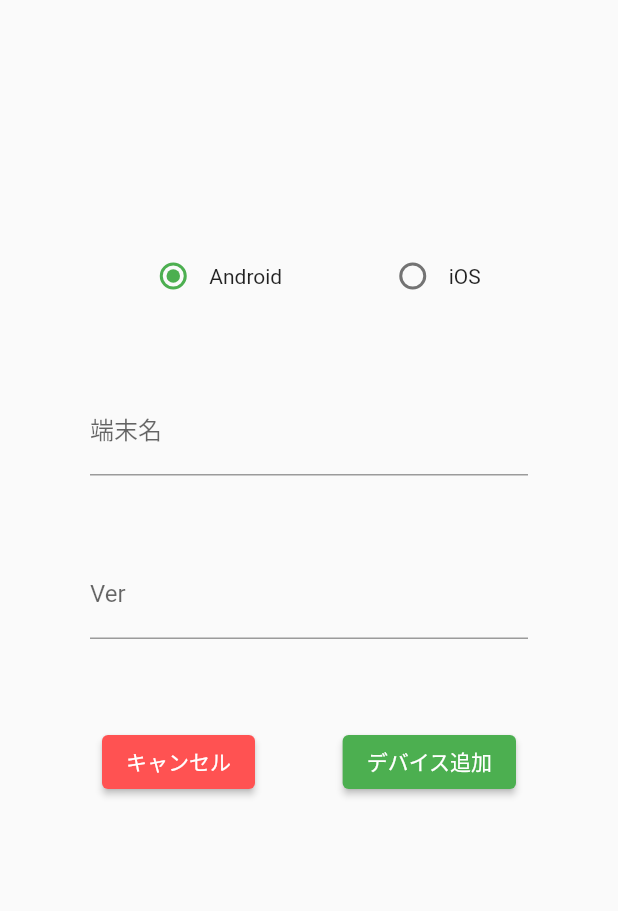
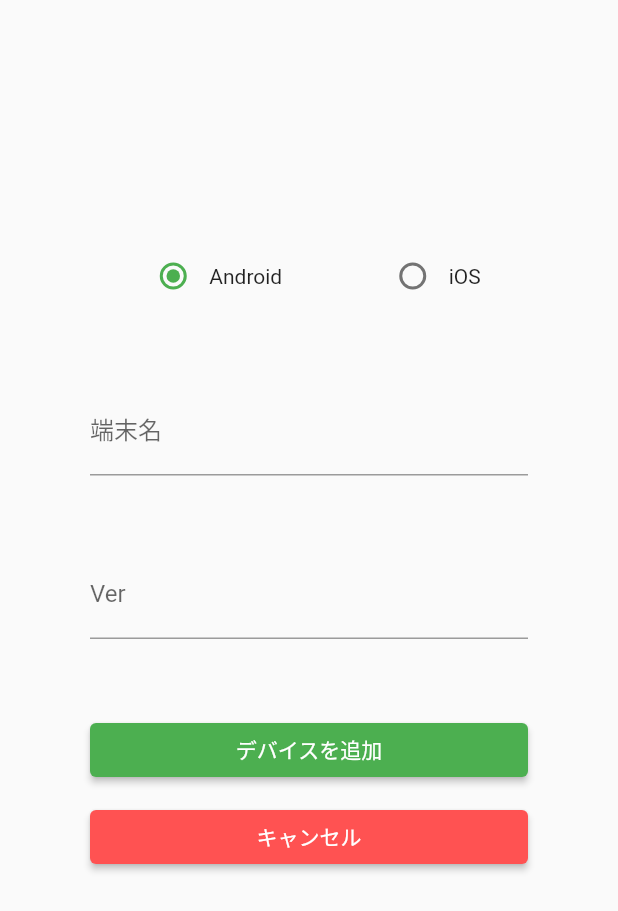
Before and after one commit to Forest-River-Tiger/devices, a Flutter app: the InputPage screen opened directly, on a phone screen of 412 x 824 dp. Shown: the top 911 px of the screen. Run offline on Flutter 3.47's test engine with Material 2 defaults, Android fonts, the phone set to English and light mode, and no system bars; our stand-ins replace flutter_slidable, shared_preferences; accounts and stored records are empty.

Commit message:
リスト作成途中

```diff
--- a/lib/src/screens/device.dart
+++ b/lib/src/screens/device.dart
@@ -4,7 +4,7 @@ class Device {
   late int id;
 
     /// チェック
-  late bool check;
+  // late bool check;
 
   /// 端末名
   late String deviceTitle;
@@ -15,7 +15,7 @@ class Device {
   /// コンストラクタ
   Device(
     this.id,
-    this.check,
+    // this.check,
     this.deviceTitle,
     this.ver,
   );
@@ -24,16 +24,16 @@ class Device {
   Map toJson() {
     return {
       'id': id,
-      'done': check,
+      // 'done': check,
       'title': deviceTitle,
-      'detail': ver
+      'ver': ver
     };
   }
 
   /// MapをTodoモデルに変換する(読込時に使用)
   Device.fromJson(Map json) {
     id = json['id'];
-    check = json['check'];
+    // check = json['check'];
     deviceTitle = json['deviceTitle'];
     ver = json['ver'];
   }
--- a/lib/src/screens/device_list_store.dart
+++ b/lib/src/screens/device_list_store.dart
@@ -33,10 +33,10 @@ class DeviceListStore {
   }
 
   /// Todoを追加する
-  void add(bool check, String deviceTitle, String ver) {
+  void add(String deviceTitle, String ver) {
     var id = count() == 0 ? 1 : _list.last.id + 1;
     var dateTime = getDateTime();
-    var todo = Device(id, check, deviceTitle, ver);
+    var todo = Device(id, deviceTitle, ver);
     _list.add(todo);
     save();
   }
--- a/lib/src/screens/input_page.dart
+++ b/lib/src/screens/input_page.dart
@@ -25,7 +25,7 @@ class _InputPageState extends State<InputPage> {
   late String _ver;
 
   /// チェック
-  late bool _check;
+  // late bool _check;
 
   os _gValue = os.Android;
 
@@ -42,7 +42,7 @@ class _InputPageState extends State<InputPage> {
 
     _deviceTitle = device?.deviceTitle ?? "";
     _ver = device?.ver ?? "";
-    _check = device?.check ?? false;
+    // _check = device?.check ?? false;
     _isCreateDevice = device == null;
   }
 
@@ -86,174 +86,54 @@ class _InputPageState extends State<InputPage> {
                 TextFormField(
                   // テキストラベル
                   decoration: InputDecoration(labelText: '端末名'),
+                  controller: TextEditingController(text: _deviceTitle),
                   onChanged: (String value) {
+                    _deviceTitle = value;
                   },
                 ),
                 const SizedBox(height: 50),
                 TextFormField(
                   // テキストラベル
                   decoration: InputDecoration(labelText: "Ver"),
+                  controller: TextEditingController(text: _ver),
                   onChanged: (String value) {
+                    _ver = value;
                   },
                 ),
                 const SizedBox(height: 50),
-                ButtonBar(
-                  alignment: MainAxisAlignment.spaceBetween,
-                  children: [
-                    ElevatedButton(
-                      onPressed: () => {
-                        Navigator.of(context).pop()
-                      },
-                      child: Text('キャンセル'),
-                      style: ButtonStyle(
-                        backgroundColor: MaterialStateProperty.all<Color>(Colors.redAccent),
-                      ),
+                SizedBox(
+                  width: double.infinity,
+                  child: ElevatedButton(
+                    onPressed: () {
+                      if (_isCreateDevice) {
+                        _store.add(_deviceTitle, _ver);
+                      }
+                      Navigator.of(context).pop();
+                    },
+                    child: Text('デバイスを追加'),
+                    style: ButtonStyle(
+                      backgroundColor: MaterialStateProperty.all<Color>(Colors.green),
                     ),
-                    ElevatedButton(
-                      onPressed: () => {},
-                      child: Text('デバイス追加'),
-                      style: ButtonStyle(
-                        backgroundColor: MaterialStateProperty.all<Color>(Colors.green),
-                      ),
+                  ),
+                ),
+                const SizedBox(height: 10),
+                SizedBox(
+                  width: double.infinity,
+                  child: ElevatedButton(
+                    onPressed: () {
+                      Navigator.of(context).pop();
+                    },
+                    child: Text('キャンセル'),
+                    style: ButtonStyle(
+                      backgroundColor: MaterialStateProperty.all<Color>(Colors.redAccent),
                     ),
-                  ],
+                  ),
                 ),
               ],
             ),
           ),
         ),
       ),
-      // body: Container(
-      //   padding: const EdgeInsets.all(30),
-      //   child: Column(
-      //     children: <Widget>[
-      //       const SizedBox(height: 100),
-      //       Row(
-      //         mainAxisAlignment: MainAxisAlignment.spaceAround,
-      //         children: [
-      //           Row(
-      //             children: [
-      //               Radio(
-      //                 value: os.Android,
-      //                 groupValue: _gValue,
-      //                 onChanged: (value) => _onChanged(os.Android),
-      //               ),
-      //               Text('Android')
-      //             ],
-      //           ),
-      //           Row(
-      //             children: [
-      //               Radio(
-      //                 value: os.iOS,
-      //                 groupValue: _gValue,
-      //                 onChanged: (value) => _onChanged(os.iOS),
-      //               ),
-      //               Text('iOS')
-      //             ],
-      //           ),
-      //         ],
-      //       ),
-      //       // CheckboxListTile(
-      //       //   title: const Text('(☝ ՞ਊ ՞)☝ < カンリョー'),
-      //       //   value: _check,
-      //       //   onChanged: (bool? value) {
-      //       //     setState(() {
-      //       //       _check = value ?? false;
-      //       //     });
-      //       //   },
-      //       // ),
-      //       const SizedBox(height: 50),
-      //       // タイトルのテキストフィールド
-      //       TextField(
-      //         autofocus: true,
-      //         decoration: const InputDecoration(
-      //           labelText: "タイトル",
-      //           enabledBorder: OutlineInputBorder(
-      //             borderSide: BorderSide(
-      //               color: Colors.blue,
-      //             ),
-      //           ),
-      //           focusedBorder: OutlineInputBorder(
-      //             borderSide: BorderSide(
-      //               color: Colors.blue,
-      //             ),
-      //           ),
-      //         ),
-      //         // TextEditingControllerを使用することで、いちいちsetStateしなくても画面を更新してくれる
-      //         controller: TextEditingController(text: _deviceTitle),
-      //         onChanged: (String value) {
-      //           _deviceTitle = value;
-      //         },
-      //       ),
-      //       const SizedBox(height: 20),
-      //       // 詳細のテキストフィールド
-      //       TextField(
-      //         keyboardType: TextInputType.multiline,
-      //         maxLines: null,
-      //         minLines: 3,
-      //         decoration: const InputDecoration(
-      //           labelText: "詳細",
-      //           enabledBorder: OutlineInputBorder(
-      //             borderSide: BorderSide(
-      //               color: Colors.blue,
-      //             ),
-      //           ),
-      //           focusedBorder: OutlineInputBorder(
-      //             borderSide: BorderSide(
-      //               color: Colors.blue,
-      //             ),
-      //           ),
-      //         ),
-      //         // TextEditingControllerを使用することで、いちいちsetStateしなくても画面を更新してくれる
-      //         controller: TextEditingController(text: _ver),
-      //         onChanged: (String value) {
-      //           _ver = value;
-      //         },
-      //       ),
-      //       const SizedBox(height: 20),
-      //       // 追加/更新ボタン
-      //       SizedBox(
-      //         width: double.infinity,
-      //         child: ElevatedButton(
-      //           onPressed: () {
-      //             if (_isCreateDevice) {
-      //               // Todoを追加する
-      //               _store.add(_check, _deviceTitle, _ver);
-      //             }
-      //             // Todoリスト画面に戻る
-      //             Navigator.of(context).pop();
-      //           },
-      //           child: Text(
-      //             _isCreateDevice ? '追加' : '更新',
-      //             style: const TextStyle(color: Colors.white),
-      //           ),
-      //         ),
-      //       ),
-      //       const SizedBox(height: 10),
-      //       // キャンセルボタン
-      //       SizedBox(
-      //         width: double.infinity,
-      //         child: ElevatedButton(
-      //           onPressed: () {
-      //             // Todoリスト画面に戻る
-      //             Navigator.of(context).pop();
-      //           },
-      //           style: ElevatedButton.styleFrom(
-      //             primary: Colors.white,
-      //             side: const BorderSide(
-      //               color: Colors.blue,
-      //             ),
-      //           ),
-      //           child: const Text(
-      //             "キャンセル",
-      //             style: TextStyle(color: Colors.blue),
-      //           ),
-      //         ),
-      //       ),
-      //       const SizedBox(height: 30),
-      //     ],
-      //   ),
-      // ),
     );
   }
 }
```
Also changed, not shown: lib/src/screens/all_devices.dart (+8 -5 lines).
